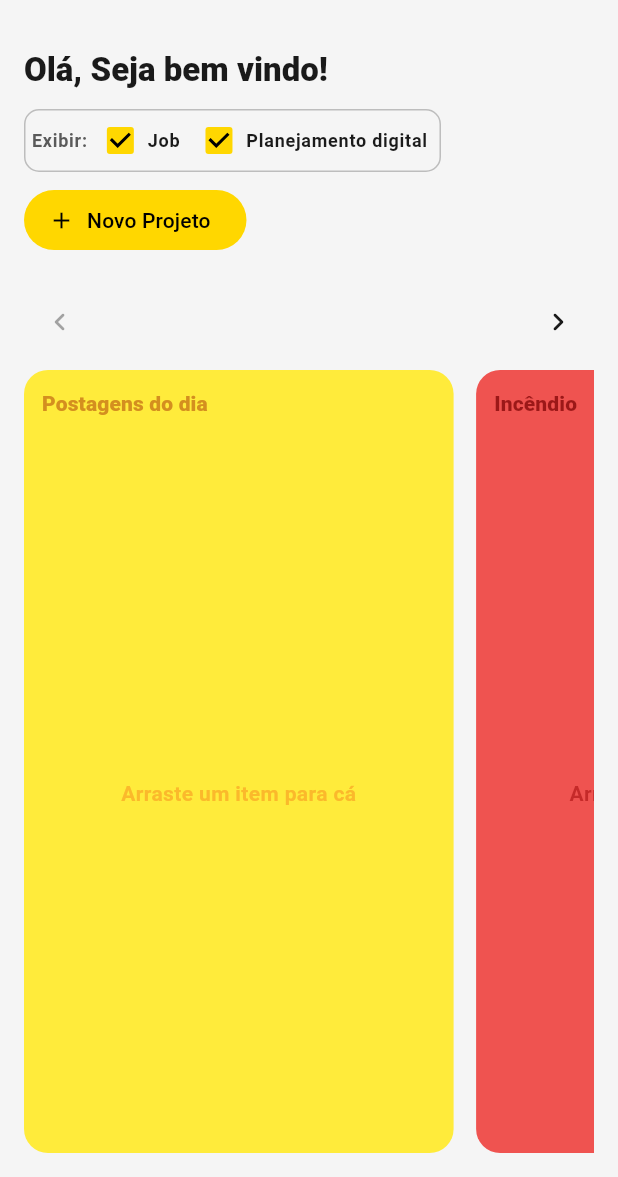
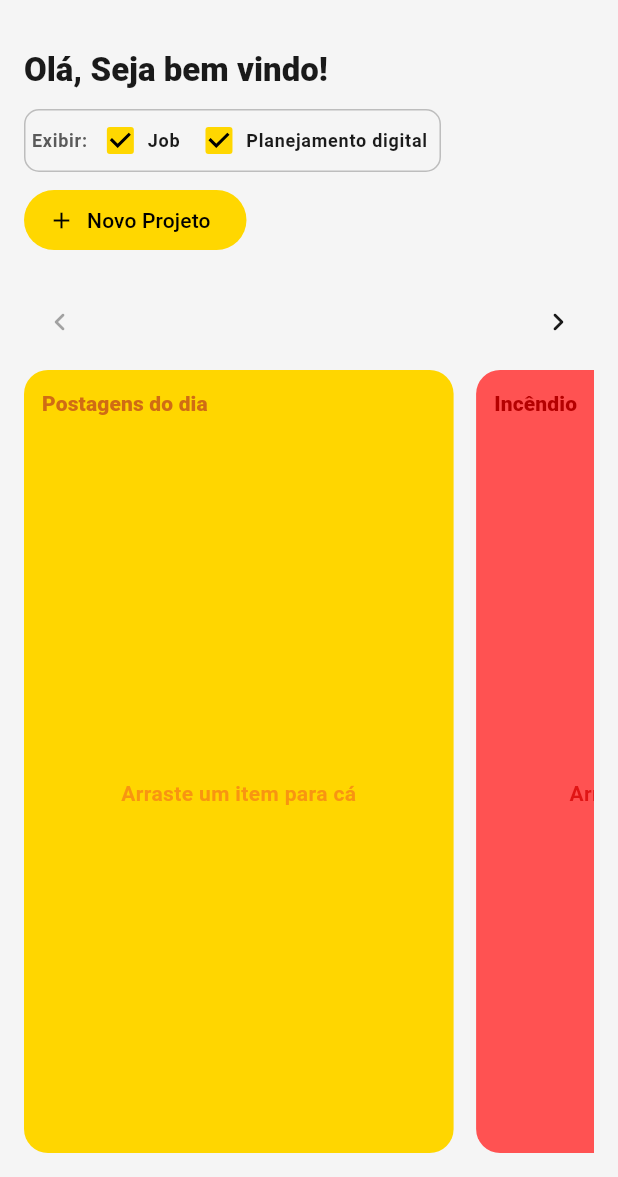
Before and after one commit to luisjuniorawr1/dofluxo, a Flutter app: the MainShell screen opened directly, on a phone screen of 412 x 824 dp, the part 59-1236 px from its top. Run offline on Flutter 3.47's test engine with Material 3 defaults, Android fonts, the phone set to English and light mode, and no system bars; our stand-ins replace cloud_firestore, firebase_auth, firebase_core, flutter_colorpicker, google_fonts, shared_preferences; missing offline and left inert: dart:html; accounts and stored records are empty; statements that could not run were skipped.

Commit message:
style(kanban): boost column and accent color saturation
Intensify zone cardColor/cardHeaderColor only; keep hues and layout.

Co-authored-by: luisjuniorawr1 <luisjuniorawr1@users.noreply.github.com>

```diff
--- a/lib/presentation/dashboard/config/kanban_constants.dart
+++ b/lib/presentation/dashboard/config/kanban_constants.dart
@@ -64,8 +64,8 @@ abstract final class KanbanConstants {
   static const KanbanColumnConfig postagensDoDia = KanbanColumnConfig(
     id: 'postagensDoDia',
     title: 'Postagens do dia',
-    cardColor: Color(0xFFFFEB3B),
-    cardHeaderColor: Color(0xFFF9A825),
+    cardColor: Color(0xFFFFD600),
+    cardHeaderColor: Color(0xFFF57F17),
     acceptsDragDrop: false,
     isMirror: true,
     stackFlex: stackedTopFlex,
@@ -74,8 +74,8 @@ abstract final class KanbanConstants {
   static const KanbanColumnConfig incendio = KanbanColumnConfig(
     id: 'incendio',
     title: 'Incêndio',
-    cardColor: Color(0xFFEF5350),
-    cardHeaderColor: Color(0xFFB71C1C),
+    cardColor: Color(0xFFFF5252),
+    cardHeaderColor: Color(0xFFD50000),
     acceptsDragDrop: false,
     isMirror: true,
     stackFlex: stackedBottomFlex,
@@ -84,38 +84,38 @@ abstract final class KanbanConstants {
   static const KanbanColumnConfig jobs = KanbanColumnConfig(
     id: 'jobs',
     title: 'Jobs',
-    cardColor: Color(0xFFEC407A),
-    cardHeaderColor: Color(0xFF880E4F),
+    cardColor: Color(0xFFFF4081),
+    cardHeaderColor: Color(0xFFC51162),
   );
 
   static const KanbanColumnConfig producao = KanbanColumnConfig(
     id: 'producao',
     title: 'Produção',
-    cardColor: Color(0xFFAB47BC),
-    cardHeaderColor: Color(0xFF4A148C),
+    cardColor: Color(0xFFE040FB),
+    cardHeaderColor: Color(0xFFAA00FF),
   );
 
   static const KanbanColumnConfig aprovacao = KanbanColumnConfig(
     id: 'aprovacao',
     title: 'Aprovação',
-    cardColor: Color(0xFFFF9800),
-    cardHeaderColor: Color(0xFFE65100),
+    cardColor: Color(0xFFFF9100),
+    cardHeaderColor: Color(0xFFFF6D00),
     stackFlex: stackedTopFlex,
   );
 
   static const KanbanColumnConfig concluidos = KanbanColumnConfig(
     id: 'concluidos',
     title: 'Concluídos',
-    cardColor: Color(0xFFCDDC39),
-    cardHeaderColor: Color(0xFF33691E),
+    cardColor: Color(0xFFC6FF00),
+    cardHeaderColor: Color(0xFF64DD17),
     stackFlex: stackedBottomFlex,
   );
 
   static const KanbanColumnConfig statusPlanejamento = KanbanColumnConfig(
     id: 'statusPlanejamento',
     title: 'Status do Planejamento',
-    cardColor: Color(0xFF4FC3F7),
-    cardHeaderColor: Color(0xFF0277BD),
+    cardColor: Color(0xFF40C4FF),
+    cardHeaderColor: Color(0xFF0091EA),
     acceptsDragDrop: false,
   );
 
```
